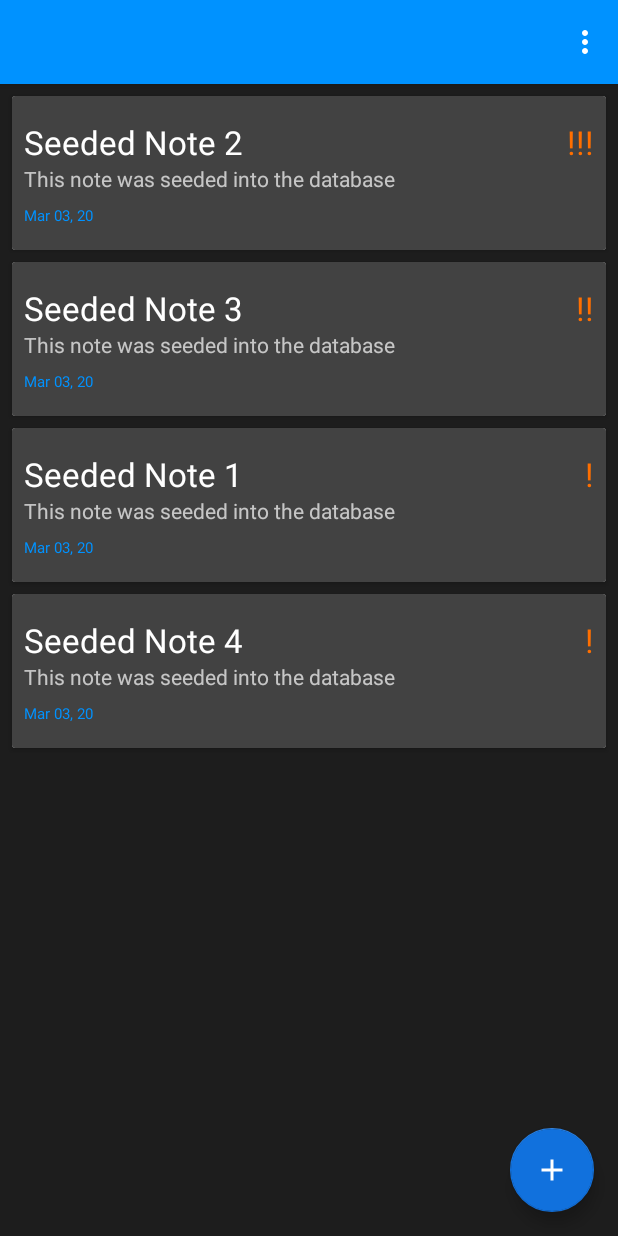
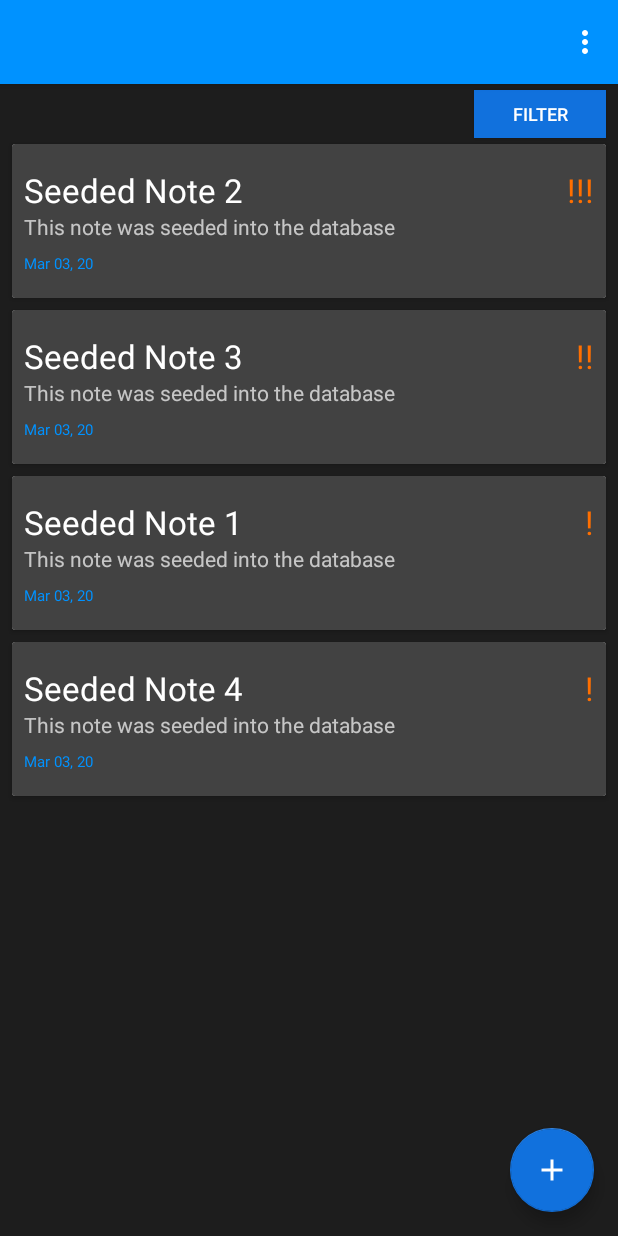
Before and after one commit to DarrenSingh/QuickNotes, an Android app: the screen it shows after launch (MainActivity), on a phone screen of 412 x 824 dp. Run offline under Robolectric (Android 15) with nearby library versions, the phone set to English and light mode, and no system bars; our stand-ins replace Room's generated code.

Commit message:
Implemented ability to sort notes by attribute values
Dialog fragment used to display sort options, lifecycle observer used to monitor fragment destruction, upon destruction the selected option is passed to the filterOption method in MainActivity.java, NoteAdapter is notified of change upon sort

```diff
--- a/app/build.gradle
+++ b/app/build.gradle
@@ -5,7 +5,7 @@ android {
     buildToolsVersion "29.0.2"
     defaultConfig {
         applicationId "com.ds.quicknotes"
-        minSdkVersion 19
+        minSdkVersion 24
         targetSdkVersion 29
         versionCode 1
         versionName "1.0"
--- a/app/src/main/res/layout/activity_main.xml
+++ b/app/src/main/res/layout/activity_main.xml
@@ -7,11 +7,37 @@
     android:background="#1D1D1D"
     tools:context=".Activities.MainActivity">
 
+    <Button
+        android:id="@+id/button_dialog"
+        android:layout_width="wrap_content"
+        android:layout_height="32dp"
+        android:layout_marginTop="4dp"
+        android:layout_marginRight="8dp"
+        android:background="@color/colorPrimaryDark"
+        android:textColor="#FFFFFF"
+        android:text="Filter"
+        android:textSize="12sp"
+        android:layout_gravity="end"
+        android:clickable="true"/>
+
+<!--    <Spinner-->
+<!--        android:id="@+id/spinner_filter"-->
+<!--        style="@android:style/Widget.Material.Light.Spinner"-->
+<!--        android:layout_width="wrap_content"-->
+<!--        android:layout_height="32dp"-->
+<!--        android:background="@color/colorPrimaryDark"-->
+<!--        android:entries="@array/filterOptions"-->
+<!--        android:layout_gravity="end"-->
+<!--        android:spinnerMode="dialog"-->
+<!--        android:visibility="visible"-->
+<!--        tools:visibility="visible" />-->
+
     <!--    Notes RecyclerView  -->
     <androidx.recyclerview.widget.RecyclerView
         android:id="@+id/recyclerView"
         android:layout_width="match_parent"
         android:layout_height="match_parent"
+        android:layout_marginTop="32dp"
         tools:listitem="@layout/item_note" />
     <!--  preview list items from item_note  -->
 
--- a/app/src/main/res/values/arrays.xml
+++ b/app/src/main/res/values/arrays.xml
@@ -5,4 +5,11 @@
         <item name="2" type="number">2</item>
         <item name="3" type="number">3</item>
     </string-array>
+
+    <string-array name="filterOptions">
+        <item name="importance">Importance (Default)</item>
+        <item name="title">Title</item>
+        <item name="updated">Date Modified</item>
+
+    </string-array>
 </resources>
```
Also changed, not shown: app/src/main/java/com/ds/quicknotes/Activities/MainActivity.java (+89 -2 lines), app/src/main/java/com/ds/quicknotes/Adapters/NoteAdapter.java (+22 -2 lines).
